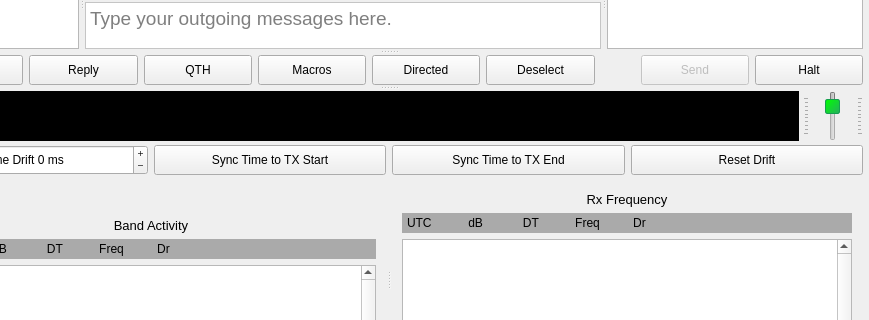
Qt form mainwindow.ui (qcmiao1998/js8call) before a commit; both pictures show x 91 to 960 and y 207 to 527 of the 960 by 959 pixel window.
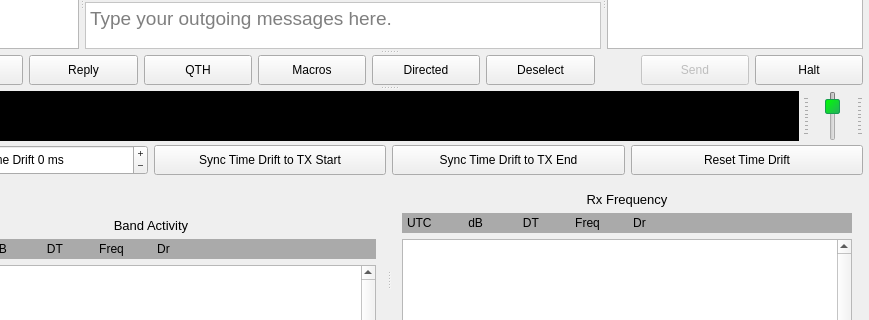
The same form after that commit. Custom widgets are drawn as their Qt base class.

Commit message: Fixed show/hide default for time drift

What changed in the file:
```diff
--- a/mainwindow.ui
+++ b/mainwindow.ui
@@ -7,7 +7,7 @@
     <x>0</x>
     <y>0</y>
     <width>960</width>
-    <height>545</height>
+    <height>563</height>
    </rect>
   </property>
   <property name="windowTitle">
@@ -1808,7 +1808,7 @@
      <string>&lt;html&gt;&lt;head/&gt;&lt;body&gt;&lt;p&gt;Observe signals in the waterfall and click this to synchronize your time drift with the start of a TX cycle.&lt;/p&gt;&lt;/body&gt;&lt;/html&gt;</string>
     </property>
     <property name="text">
-     <string>Sync Time to TX Start</string>
+              <string>Sync Time Drift to TX Start</string>
     </property>
    </widget>
   </item>
@@ -1824,7 +1824,7 @@
      <string>&lt;html&gt;&lt;head/&gt;&lt;body&gt;&lt;p&gt;Observe signals in the waterfall and click this to synchronize your time drift with the end of a TX cycle.&lt;/p&gt;&lt;/body&gt;&lt;/html&gt;</string>
     </property>
     <property name="text">
-     <string>Sync Time to TX End</string>
+              <string>Sync Time Drift to TX End</string>
     </property>
    </widget>
   </item>
@@ -1840,7 +1840,7 @@
      <string>Reset your time drift to zero.</string>
     </property>
     <property name="text">
-     <string>Reset Drift</string>
+              <string>Reset Time Drift</string>
     </property>
    </widget>
   </item>
```
Left out of the diff: 1 changed line with no effect on the pictures. Lines whose indentation alone changed are shown as unchanged. The commit also changes 1 other file.
